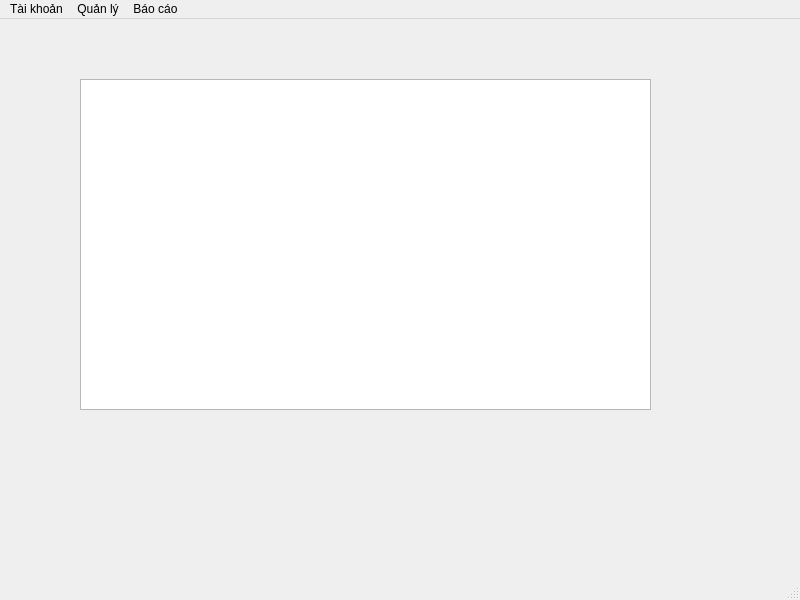
AnhDVCoder/Warehouse-Management-System, file overview.ui: the form before one commit.
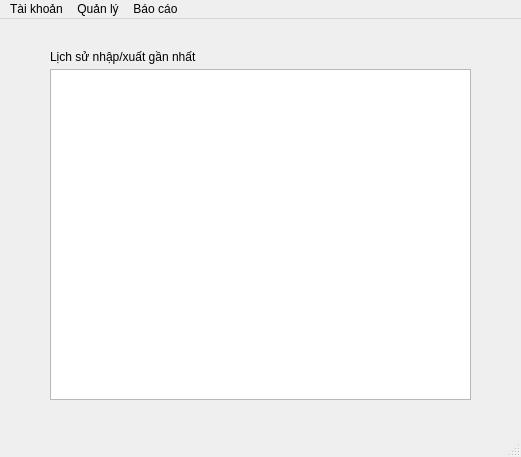
The form after the commit.

Diff of the .ui file:
```diff
--- a/overview.ui
+++ b/overview.ui
@@ -6,8 +6,8 @@
    <rect>
     <x>0</x>
     <y>0</y>
-    <width>800</width>
-    <height>600</height>
+    <width>521</width>
+    <height>457</height>
    </rect>
   </property>
   <property name="windowTitle">
@@ -17,20 +17,33 @@
    <widget class="QTableView" name="tv_statistic">
     <property name="geometry">
      <rect>
-      <x>80</x>
-      <y>60</y>
-      <width>571</width>
+      <x>50</x>
+      <y>50</y>
+      <width>421</width>
       <height>331</height>
      </rect>
     </property>
    </widget>
+   <widget class="QLabel" name="label">
+    <property name="geometry">
+     <rect>
+      <x>50</x>
+      <y>30</y>
+      <width>161</width>
+      <height>16</height>
+     </rect>
+    </property>
+    <property name="text">
+     <string>Lịch sử nhập/xuất gần nhất</string>
+    </property>
+   </widget>
   </widget>
   <widget class="QMenuBar" name="menubar">
    <property name="geometry">
     <rect>
      <x>0</x>
      <y>0</y>
-     <width>800</width>
+     <width>521</width>
      <height>21</height>
     </rect>
    </property>
```
